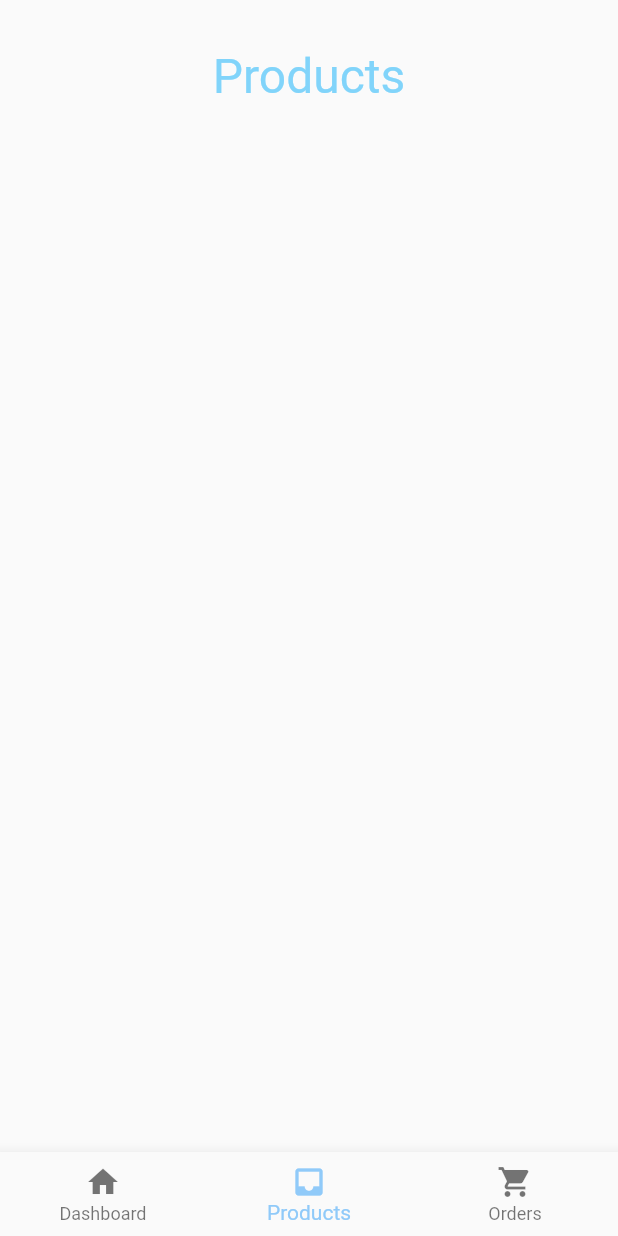
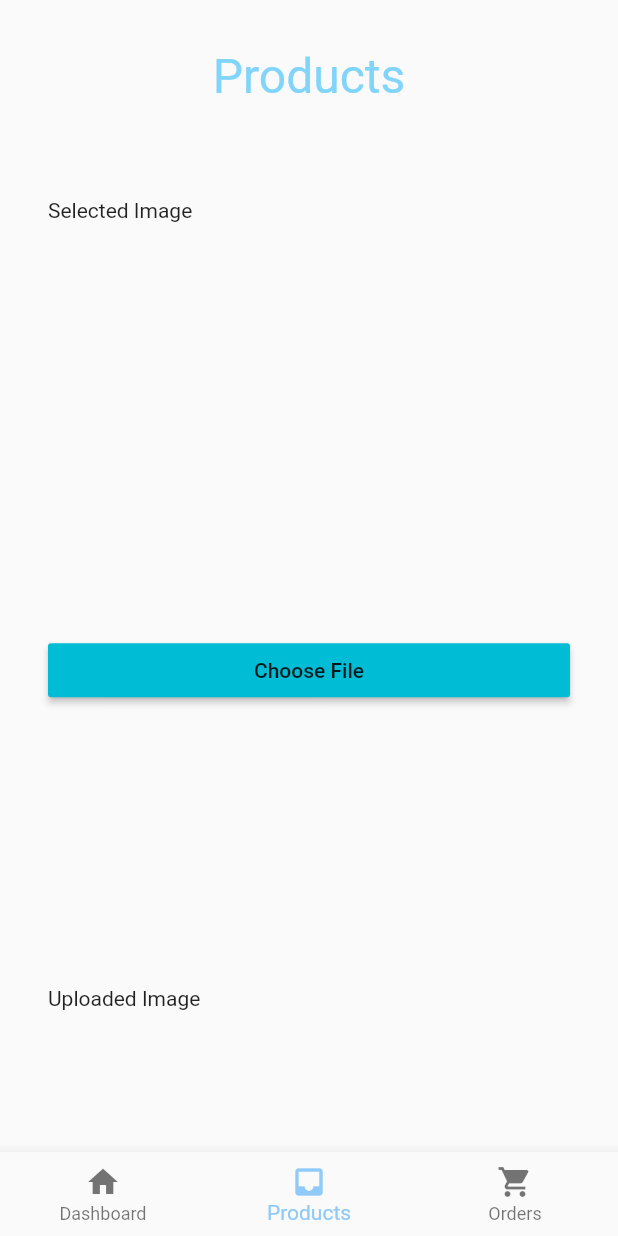
Before and after one commit to bhojaksmith/hunar_seller, a Flutter app: the screen it shows once a user with an empty profile is signed in, item 2 of the bottom bar chosen, on a phone screen of 412 x 824 dp. Run offline on Flutter 3.47's test engine with Material 2 defaults, Android fonts, the phone set to English and light mode, and no system bars; our stand-ins replace cloud_firestore, firebase_auth, firebase_core, firebase_storage, font_awesome_flutter, hexcolor and 1 more; missing offline and left inert: bezier_chart; accounts and stored records are empty; statements that could not run were skipped.

Commit message:
Added  image upload Functionality
lib/screens/products/product.dart has 3 functions for selecting, uploading and clearing image and some containers below (also pubspec.yaml has latest required dependencies)

```diff
--- a/lib/main.dart
+++ b/lib/main.dart
@@ -2,6 +2,9 @@
 import 'package:firebase_core/firebase_core.dart';
 import 'package:flutter/material.dart';
 import 'package:hunar_seller/services/auth.dart';
+
+
+
 import "package:font_awesome_flutter/font_awesome_flutter.dart";
 //import "package:font_awesome_flutter_example/icons.dart";
 void main() async {
@@ -12,6 +15,7 @@ void main() async {
 
 class MyApp extends StatelessWidget {
   // This widget is the root of your application.
+
   @override
   Widget build(BuildContext context) {
     return MaterialApp(
--- a/lib/screens/products/products.dart
+++ b/lib/screens/products/products.dart
@@ -1,23 +1,93 @@
 import 'package:flutter/material.dart';
-
+import 'package:firebase_storage/firebase_storage.dart'; // For File Upload To Firestore
+import 'package:hunar_seller/services/auth.dart';
+import 'package:image_picker/image_picker.dart'; // For Image Picker
+import 'package:path/path.dart' as Path;
+import 'dart:io';
 class Products extends StatefulWidget {
   @override
   _ProductsState createState() => _ProductsState();
 }
 
 class _ProductsState extends State<Products> {
+  final AuthService _auth = AuthService();
+  var uid;
+  File _image;
+  String _uploadedFileURL;
+  Future chooseFile() async {
+    // ignore: deprecated_member_use
+    await ImagePicker.pickImage(source: ImageSource.gallery).then((image) {
+      setState(() {
+        _image = image;
+      });
+    });
+  }
+
+  Future uploadFile() async {
+    uid=await _auth.getUser();
+    StorageReference storageReference = FirebaseStorage.instance
+        .ref()
+        //.child('test/$uid/${Path.basename(_image.path)}}');
+        .child('test/profile/$uid');
+    StorageUploadTask uploadTask = storageReference.putFile(_image);
+    await uploadTask.onComplete;
+    print('File Uploaded');
+    storageReference.getDownloadURL().then((fileURL) {
+      setState(() {
+        _uploadedFileURL = fileURL;
+      });
+    });
+  }
   @override
   Widget build(BuildContext context) {
     return Scaffold(
         body: Container(
           padding: EdgeInsets.all(32),
-          child: Row(
+          child: Column(
 
-            mainAxisAlignment: MainAxisAlignment.center,
+            mainAxisAlignment: MainAxisAlignment.spaceBetween,
+            crossAxisAlignment: CrossAxisAlignment.stretch,
 
             children: <Widget>[
               Text("Products", textAlign: TextAlign.center,style: TextStyle(color: Colors.lightBlue[200], fontSize: 32),),
-
+              Text('Selected Image'),
+              _image != null
+                  ? Image.asset(
+                _image.path,
+                height: 150,
+              )
+                  : Container(height: 150),
+              _image == null
+                  ? RaisedButton(
+                child: Text('Choose File'),
+                onPressed: chooseFile,
+                color: Colors.cyan,
+              )
+                  : Container(),
+              _image != null
+                  ? RaisedButton(
+                child: Text('Upload File'),
+                onPressed: uploadFile,
+                color: Colors.cyan,
+              )
+                  : Container(),
+              _image != null
+                  ? RaisedButton(
+                child: Text('Clear Selection'),
+                onPressed: (){
+                  setState(() {
+                    _image = null;
+                  });
+                },
+              )
+                  : Container(),
+              Text('Uploaded Image'),
+              _uploadedFileURL != null
+                  ? Image.network(
+                _uploadedFileURL,
+                height: 150,
+              )
+                  : Container(),
             ],
           ),
         ),
--- a/pubspec.yaml
+++ b/pubspec.yaml
@@ -30,6 +30,8 @@ dependencies:
   hexcolor: ^1.0.4
   font_awesome_flutter: ^8.8.1
   bezier_chart: ^1.0.17+1
+  image_picker: ^0.6.0+17
+  firebase_storage: ^4.0.0
 
 
 
```
